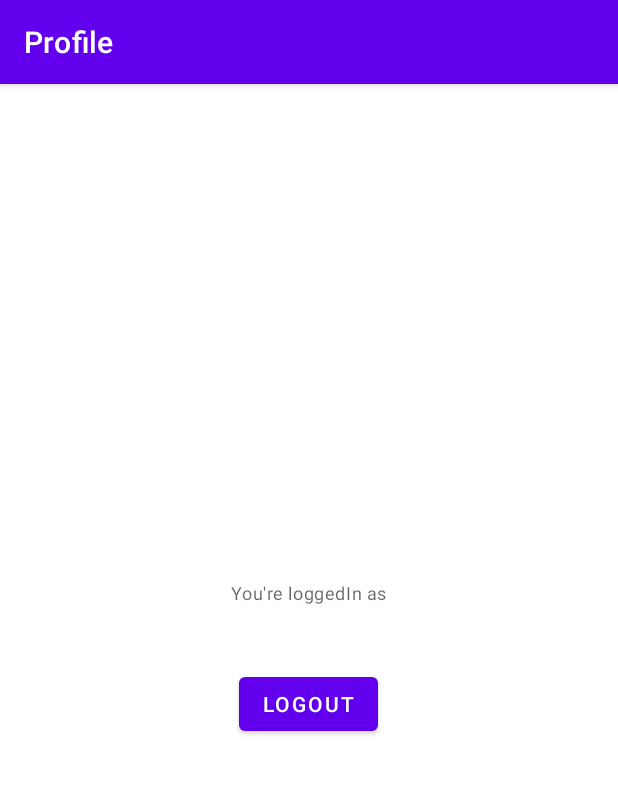
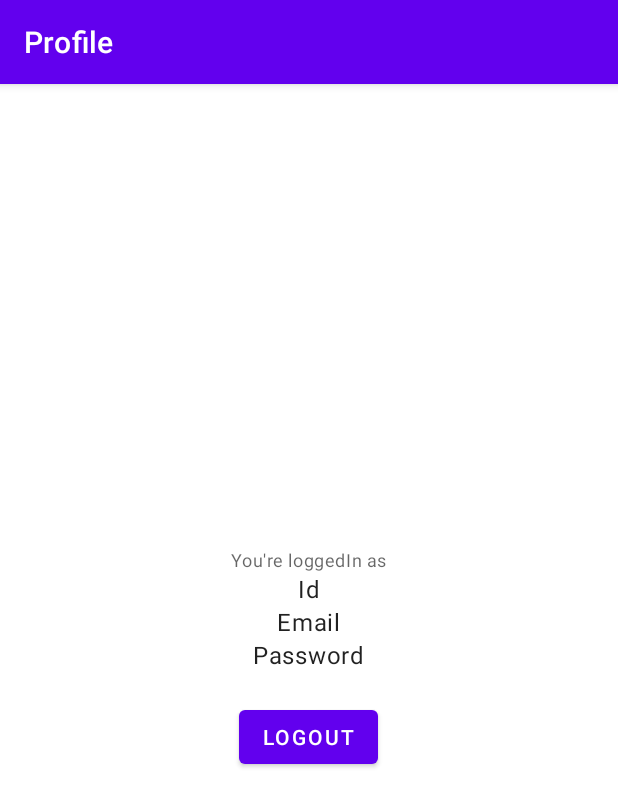
Before and after one commit to oMrBIGo/SignUpApp_Kotlin, an Android app: the screen it shows after launch once a user with an empty profile is signed in (ProfileActivity), on a phone screen of 412 x 824 dp. Shown: the top 807 px of the screen. Run offline under Robolectric (Android 15) with nearby library versions, the phone set to English and light mode, and no system bars; our stand-ins replace Firebase (no records; nobody signed in at launch, a user with empty details on screens opened directly).

Commit message:
Nathit Update FirebaseRealtime

```diff
--- a/app/build.gradle
+++ b/app/build.gradle
@@ -43,6 +43,7 @@ dependencies {
     implementation 'androidx.appcompat:appcompat:1.4.2'
     implementation 'com.google.android.material:material:1.6.1'
     implementation 'androidx.constraintlayout:constraintlayout:2.1.4'
+    implementation 'com.google.firebase:firebase-database-ktx:20.0.5'
     testImplementation 'junit:junit:4.13.2'
     androidTestImplementation 'androidx.test.ext:junit:1.1.3'
     androidTestImplementation 'androidx.test.espresso:espresso-core:3.4.0'
--- a/app/src/main/java/com/nathit/loginsignup_kotlin/ProfileActivity.kt
+++ b/app/src/main/java/com/nathit/loginsignup_kotlin/ProfileActivity.kt
@@ -3,8 +3,11 @@ package com.nathit.loginsignup_kotlin
 import android.content.Intent
 import androidx.appcompat.app.AppCompatActivity
 import android.os.Bundle
+import android.widget.Toast
 import androidx.appcompat.app.ActionBar
 import com.google.firebase.auth.FirebaseAuth
+import com.google.firebase.database.DatabaseReference
+import com.google.firebase.database.FirebaseDatabase
 import com.nathit.loginsignup_kotlin.databinding.ActivityProfileBinding
 
 class ProfileActivity : AppCompatActivity() {
@@ -18,6 +21,9 @@ class ProfileActivity : AppCompatActivity() {
     //FirebaseAuth
     private lateinit var firebaseAuth: FirebaseAuth
 
+    //FirebaseRealtime
+    private lateinit var dbRef: DatabaseReference
+
     override fun onCreate(savedInstanceState: Bundle?) {
         super.onCreate(savedInstanceState)
         binding = ActivityProfileBinding.inflate(layoutInflater)
@@ -29,6 +35,11 @@ class ProfileActivity : AppCompatActivity() {
 
         //init firebase auth
         firebaseAuth = FirebaseAuth.getInstance()
+
+        //init firebaseRealtime
+        dbRef = FirebaseDatabase.getInstance().getReference("Users")
+
+        //checkUser login
         checkUser()
 
         //handle click, logout
@@ -42,11 +53,32 @@ class ProfileActivity : AppCompatActivity() {
         ///TODO("checkUser||เซ็คกผู้ใช้งาน")
         //check user is logged in or not
         val firebaseUser = firebaseAuth.currentUser
+        //create id user to firebaseRealtime
+        val id = firebaseAuth.uid!!
+
         if (firebaseUser != null) {
             //user not null, user in logged in
-            val email = firebaseUser.email
-            //set to text view
-            binding.emailTv.text = email
+            dbRef.child(id).get().addOnSuccessListener {
+
+                if (it.exists()) {
+
+                    val id = it.child("id").value
+                    val email = it.child("email").value
+                    val password = it.child("password").value
+
+                    //set to text view
+                    binding.idTv.text = "UID : " + id.toString()
+                    binding.emailTv.text = "EMAIL : " + email.toString()
+                    binding.passwordTv.text = "PASSWORD : " + password.toString()
+
+                } else {
+                    Toast.makeText(this, "User Doesn't Exist", Toast.LENGTH_SHORT).show()
+                }
+            } .addOnFailureListener { err ->
+                Toast.makeText(this, " Error ${err.message}", Toast.LENGTH_SHORT).show()
+            }
+
+
         } else {
             //user is null, user is not logged in
             startActivity(Intent(this, LoginActivity::class.java))
--- a/app/src/main/res/layout/activity_profile.xml
+++ b/app/src/main/res/layout/activity_profile.xml
@@ -16,10 +16,24 @@
         style="@style/TextAppearance.MaterialComponents.Caption"/>
 
     <TextView
+        android:id="@+id/idTv"
+        android:layout_width="wrap_content"
+        android:layout_height="wrap_content"
+        android:text="Id"
+        style="@style/TextAppearance.MaterialComponents.Body1"/>
+
+    <TextView
         android:id="@+id/emailTv"
         android:layout_width="wrap_content"
         android:layout_height="wrap_content"
         android:text="Email"
+        style="@style/TextAppearance.MaterialComponents.Body1"/>
+
+    <TextView
+        android:id="@+id/passwordTv"
+        android:layout_width="wrap_content"
+        android:layout_height="wrap_content"
+        android:text="Password"
         style="@style/TextAppearance.MaterialComponents.Body1"/>
 
     <Button
```
Also changed, not shown: app/src/main/java/com/nathit/loginsignup_kotlin/SignUpActivity.kt (+32 -0 lines), app/src/main/java/com/nathit/loginsignup_kotlin/model/UserModel.kt (added, +7 -0 lines).
